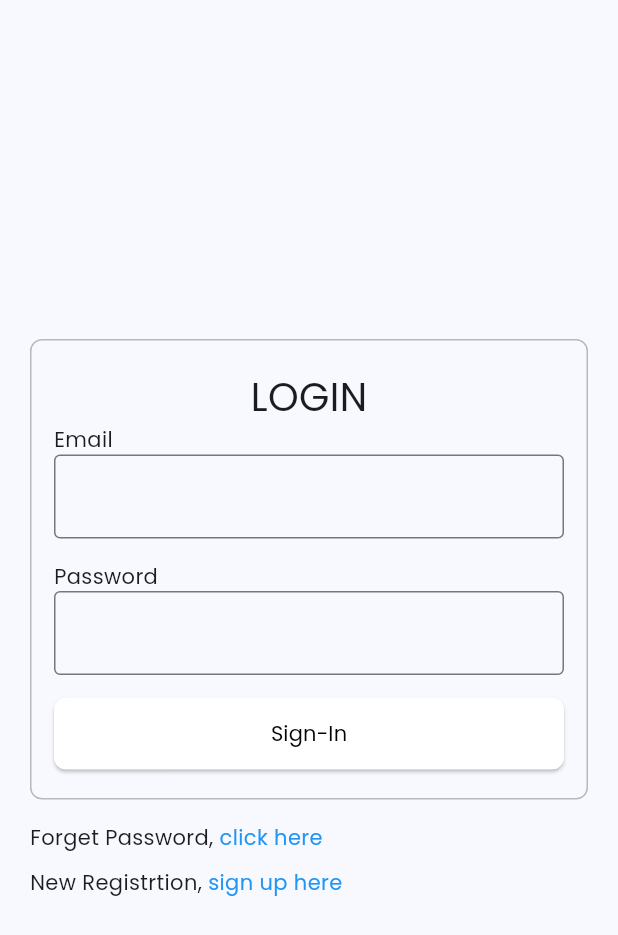
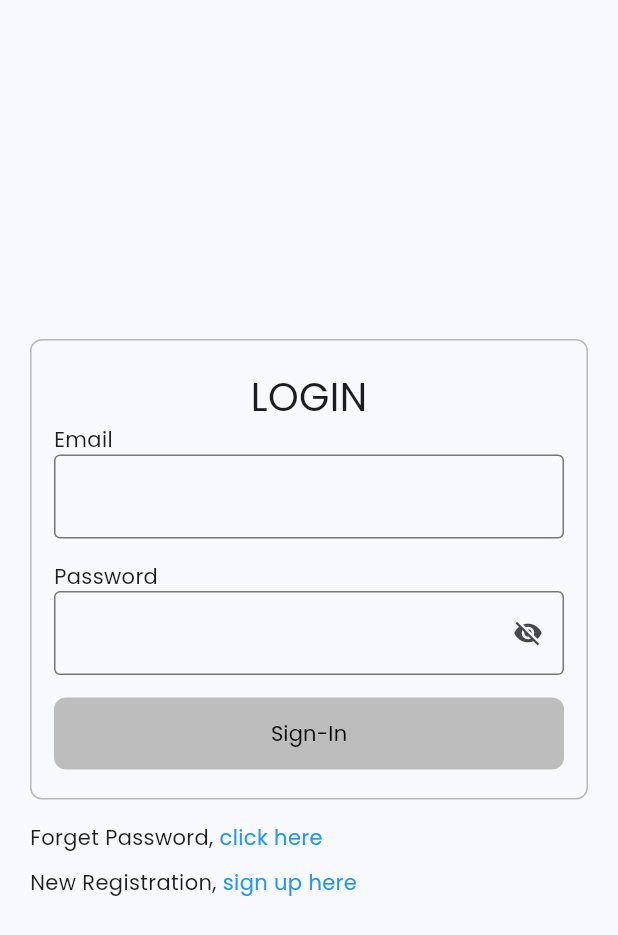
Before and after one commit to OptionsTrainer/optionsTrainer, a Flutter app: the screen it shows after launch, after a tap on "Login", on a phone screen of 412 x 824 dp. Shown: the top 935 px of the screen. Run offline on Flutter 3.47's test engine with Material 3 defaults, Android fonts, the phone set to English and light mode, and no system bars; our stand-ins replace firebase_core, flutter_hooks, flutter_riverpod, gap, go_router, google_fonts; accounts and stored records are empty.

Commit message:
-- done with login screen validations and all.

```diff
--- a/lib/core/common_widgets/common_text_fields.dart
+++ b/lib/core/common_widgets/common_text_fields.dart
@@ -4,11 +4,21 @@ import 'package:google_fonts/google_fonts.dart';
 class CommonTextFields extends StatelessWidget {
   final String label;
   final TextEditingController? controller;
+  final Widget? suffixIcon;
+  final AutovalidateMode autoValidateMode;
+  final Function(String?)? validator;
+  final Function()? onTap;
+  final bool obscureText;
 
   const CommonTextFields({
     super.key,
     required this.label,
     this.controller,
+    this.suffixIcon,
+    this.autoValidateMode = AutovalidateMode.onUserInteraction,
+    this.validator,
+    this.onTap,
+    this.obscureText = false,
   });
 
   @override
@@ -20,9 +30,16 @@ class CommonTextFields extends StatelessWidget {
           label,
           style: GoogleFonts.poppins(fontSize: 14),
         ),
-        TextField(
+        TextFormField(
+          autovalidateMode: autoValidateMode,
           controller: controller,
-          decoration: const InputDecoration(border: OutlineInputBorder()),
+          validator: (value) => validator?.call(value),
+          onTap: onTap,
+          obscureText: !obscureText,
+          decoration: InputDecoration(
+            border: const OutlineInputBorder(),
+            suffixIcon: suffixIcon,
+          ),
         ),
       ],
     );
--- a/lib/features/login/screens/login_screen.dart
+++ b/lib/features/login/screens/login_screen.dart
@@ -1,47 +1,86 @@
 import 'package:flutter/material.dart';
+import 'package:flutter_hooks/flutter_hooks.dart';
 import 'package:gap/gap.dart';
 import 'package:go_router/go_router.dart';
 import 'package:google_fonts/google_fonts.dart';
 import 'package:paper_trading/core/common_widgets/common_text_fields.dart';
 import 'package:paper_trading/core/common_widgets/primary_button.dart';
 import 'package:paper_trading/routes/routes_name.dart';
+import 'package:paper_trading/utils/common_utils.dart';
 
-class LoginScreen extends StatelessWidget {
+class LoginScreen extends HookWidget {
   const LoginScreen({super.key});
 
   @override
   Widget build(BuildContext context) {
+
+    //it will compute once and reuse it
+    final formKey = useMemoized(() => GlobalKey<FormState>());
+
+    final emailController = useTextEditingController();
+    final passwordController = useTextEditingController();
+    final isShowPassword = useState<bool>(false);
+    final isButtonEnable = useState<bool>(false);
+
     return Scaffold(
+      resizeToAvoidBottomInset: false,
       body: SafeArea(
+        child: Form(
+          key: formKey,
+          onChanged: () {
+            isButtonEnable.value = (formKey.currentState?.validate() == true);
+          },
           child: Column(
             mainAxisAlignment: MainAxisAlignment.center,
             children: [
               Padding(
                 padding: const EdgeInsets.symmetric(horizontal: 20),
                 child: DecoratedBox(
-                decoration: BoxDecoration(
-                    border: Border.all(color: Colors.black26),
-                    borderRadius: BorderRadius.circular(8)),
+                  decoration:
+                      BoxDecoration(border: Border.all(color: Colors.black26), borderRadius: BorderRadius.circular(8)),
                   child: Padding(
-                  padding: const EdgeInsets.symmetric(
-                      horizontal: 16.0, vertical: 20),
+                    padding: const EdgeInsets.symmetric(horizontal: 16.0, vertical: 20),
                     child: Column(
                       children: [
                         Text(
                           "LOGIN",
                           style: GoogleFonts.poppins(fontSize: 26),
                         ),
-                      const CommonTextFields(
+                        CommonTextFields(
                           label: "Email",
+                          obscureText: true,
+                          controller: emailController,
+                          validator: (value) {
+                            final valid = const CommonUtils().validateEmail(value);
+                            return valid;
+                          },
                         ),
                         const Gap(15),
-                      const CommonTextFields(
+                        CommonTextFields(
                           label: "Password",
+                          controller: passwordController,
+                          validator: (value) {
+                            final valid = const CommonUtils().validatePassword(value);
+                            return valid;
+                          },
+                          obscureText: isShowPassword.value,
+                          suffixIcon: InkWell(
+                            onTap: () {
+                              isShowPassword.value = !isShowPassword.value;
+                            },
+                            child: isShowPassword.value
+                                ? const Icon(Icons.visibility, size: 20)
+                                : const Icon(Icons.visibility_off, size: 20),
+                          ),
                         ),
                         const Gap(15),
                         PrimaryButton(
                           buttonText: "Sign-In",
-                        onPressed: () {},
+                          enabled: isButtonEnable.value,
+                          onPressed: () {
+                            if(formKey.currentState?.validate() == true) {
+                            }
+                          },
                         ),
                       ],
                     ),
@@ -74,7 +113,7 @@ class LoginScreen extends StatelessWidget {
                     Row(
                       children: [
                         Text(
-                        "New Registrtion, ",
+                          "New Registration, ",
                           style: GoogleFonts.poppins(),
                         ),
                         GestureDetector(
@@ -94,6 +133,7 @@ class LoginScreen extends StatelessWidget {
             ],
           ),
         ),
+      ),
     );
   }
 }
--- a/pubspec.yaml
+++ b/pubspec.yaml
@@ -42,6 +42,7 @@ dependencies:
   #state-management
   flutter_riverpod: ^2.6.1
   riverpod_annotation: ^2.6.1
+  flutter_hooks: ^0.21.2
 
   #UI/UX
   gap: ^3.0.1
```
Also changed, not shown: lib/utils/common_utils.dart (added, +39 -0 lines). Lines whose indentation alone changed are shown as unchanged.
